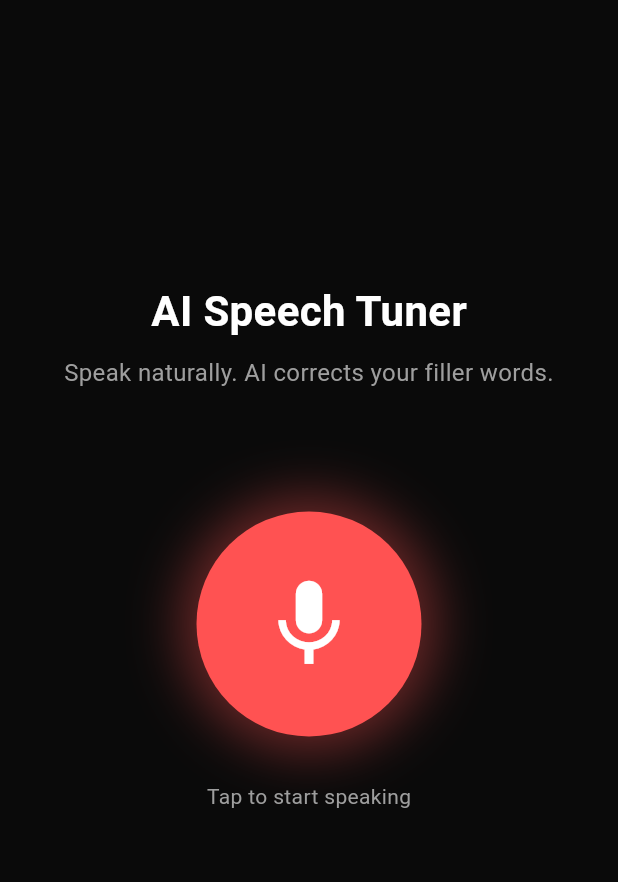
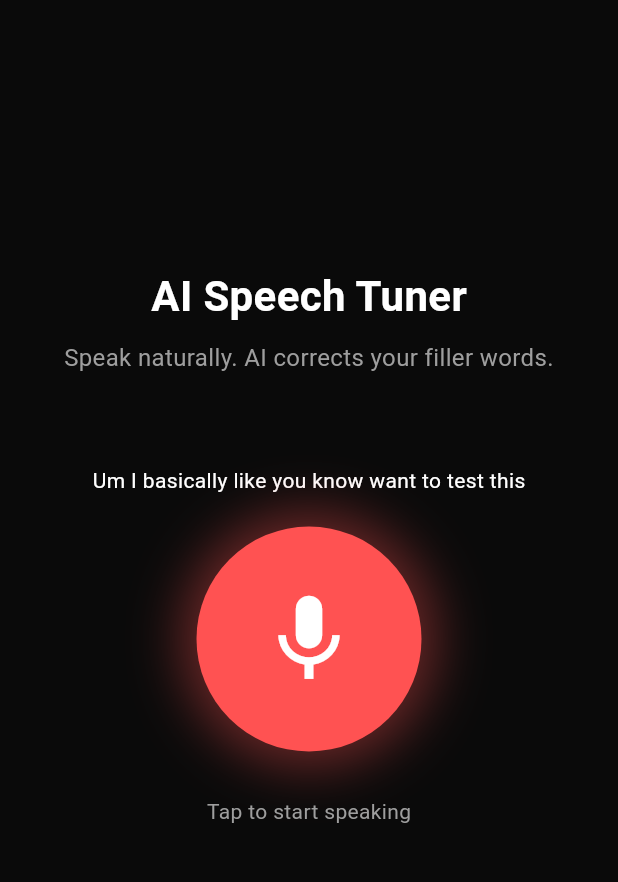
Before and after one commit to devdavinchi/Speak-tunning, a Flutter app: the screen it shows after launch, after a tap on the "mic" icon, on a phone screen of 412 x 824 dp, the part 69-951 px from its top. Run offline on Flutter 3.47's test engine with Material 3 defaults, Android fonts, the light colour scheme and no system bars; our stand-ins replace flutter_dotenv, speech_to_text; network calls fail.

Commit message:
chore: debugging the app as a whole - gemini api isn't working, its not responding to calls at all , it says limit:0 and no usuage and maximum oiutput reached wihtout even asking for a call - the mic ui is responding but the gemini respond isn't coming :

```diff
--- a/lib/main.dart
+++ b/lib/main.dart
@@ -3,6 +3,7 @@ import 'package:flutter_dotenv/flutter_dotenv.dart';
 import 'package:speak_tuning/screens/home_screen.dart';
 
 Future<void> main() async {
+  WidgetsFlutterBinding.ensureInitialized();
   await dotenv.load(fileName: ".env");
   runApp(const MyApp());
 }
--- a/lib/screens/home_screen.dart
+++ b/lib/screens/home_screen.dart
@@ -1,4 +1,5 @@
 import 'package:flutter/material.dart';
+import 'package:speak_tuning/services/gemini_service.dart';
 import 'package:speak_tuning/services/speech_service.dart';
 import 'package:speak_tuning/widgets/mic_button.dart';
 
@@ -17,6 +18,8 @@ class _HomeScreenState extends State<HomeScreen> {
   }
 
   final SpeechService _speechService = SpeechService();
+  final GeminiService _geminiService = GeminiService();
+  String geminiResponse = "";
   String spokenText = '';
   @override
   Widget build(BuildContext context) {
@@ -60,12 +63,17 @@ class _HomeScreenState extends State<HomeScreen> {
               ),
               const SizedBox(height: 60),
               Text(spokenText),
+              Text(geminiResponse),
               // mic button
               MicButton(
                 onTap: () {
-                  _speechService.startListening((result) {
+                  _speechService.startListening((result) async {
                     setState(() {
                       spokenText = result;
+                    });
+                    final response = await _geminiService.analyzeText(result);
+                    setState(() {
+                      geminiResponse = response;
                     });
                   });
                 },
--- a/lib/services/gemini_service.dart
+++ b/lib/services/gemini_service.dart
@@ -1,10 +1,41 @@
-// import 'package:http/http.dart' as http;
-// import 'dart:convert';
+import 'dart:convert';
 
 import 'package:flutter_dotenv/flutter_dotenv.dart';
+import 'package:http/http.dart' as http;
 
 class GeminiService {
-  final String _apiKey = dotenv.env['GEMINI_API_KEY'] ?? '';
-  final String _url =
-      'https://generativelanguage.googleapis.com/v1beta/models/gemini-2.0-flash:generateContent';
+  String get _apiKey => dotenv.env['GEMINI_API_KEY'] ?? '';
+  final String _url = 'https://openrouter.ai/api/v1/chat/completions';
+
+  Future<String> analyzeText(String spokenText) async {
+    final response = await http.post(
+      Uri.parse(_url),
+      headers: {
+        'Content-Type': 'application/json',
+        'Authorization': 'Bearer $_apiKey',
+      },
+      body: jsonEncode({
+        'contents': [
+          {
+            'parts': [
+              {
+                'text':
+                    'You are a speech coach. Analyze this text for filler words like um, uh, like, you know. Give short helpful feedback: $spokenText',
+              },
+            ],
+          },
+        ],
+      }),
+    );
+
+    print('Status: ${response.statusCode}');
+    print('Body: ${response.body}');
+
+    if (response.statusCode == 200) {
+      final data = jsonDecode(response.body);
+      return data['choices'][0]['message']['content'];
+    } else {
+      return 'Error: could not get feedback';
+    }
+  }
 }
--- a/lib/services/speech_service.dart
+++ b/lib/services/speech_service.dart
@@ -14,15 +14,7 @@ class SpeechService {
   }
 
   Future<void> startListening(Function(String) onResult) async {
-    bool available = await _speech.initialize();
-    if (available) {
-      await _speech.listen(
-        onResult: (result) {
-          onResult(result.recognizedWords);
-        },
-      );
-      isListening = true;
-    }
+    onResult("Um I basically like you know want to test this");
   }
 
   Future<void> stopListening() async {
```
